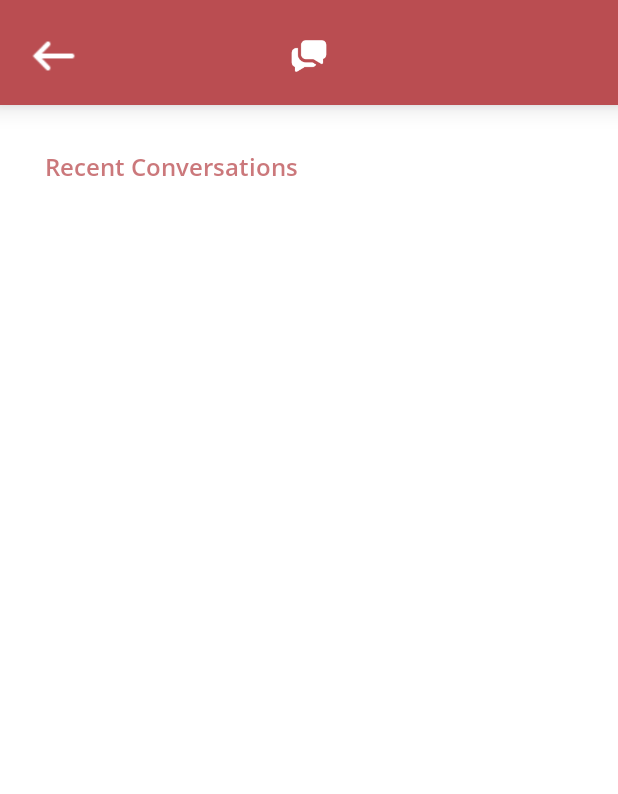
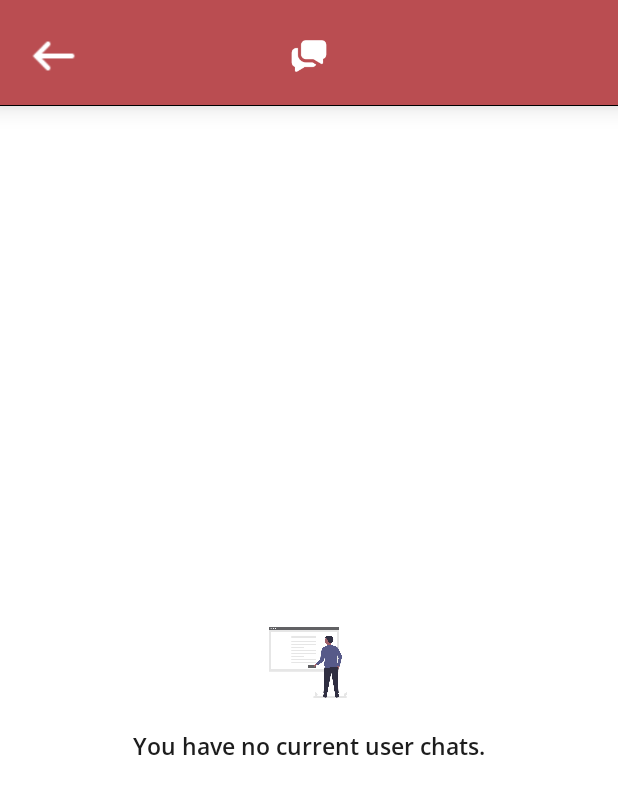
Before and after one commit to ElevinTech/MotorBroShop, an Android app: the ChatListActivity screen opened directly, with no data from a screen before it, on a phone screen of 412 x 824 dp. Shown: the top 794 px of the screen. Run offline under Robolectric (Android 15) with nearby library versions, the phone set to English and light mode, and no system bars; our stand-ins replace Firebase (no records; nobody signed in at launch, a user with empty details on screens opened directly); libraries missing offline, so code that uses them is left out: com.xwray.groupie; pictures from the network do not load; 3 statements that could not run were skipped.

Commit message:
- Added empty chat list layout

```diff
--- a/app/src/main/java/com/elevintech/motorbroshop/Chat/ChatListActivity.kt
+++ b/app/src/main/java/com/elevintech/motorbroshop/Chat/ChatListActivity.kt
@@ -76,6 +76,9 @@ class ChatListActivity : AppCompatActivity() {
 
             for ( snapshot in querysnapshot!!.documentChanges){
 
+                noDataLayout.visibility = View.GONE
+                reycler_view_chats.visibility = View.VISIBLE
+
                 if ( snapshot.type == DocumentChange.Type.ADDED ){
 
                     // get the chats
@@ -112,6 +115,11 @@ class ChatListActivity : AppCompatActivity() {
                     chatListAdapter.notifyItemMoved(oldPosition, newPosition) /* move the chat on the first row */
 
                 }
+            }
+
+            if (querysnapshot.isEmpty) {
+                noDataLayout.visibility = View.VISIBLE
+                reycler_view_chats.visibility = View.GONE
             }
 
         }
--- a/app/src/main/res/layout/activity_chat_list.xml
+++ b/app/src/main/res/layout/activity_chat_list.xml
@@ -1,9 +1,11 @@
 <?xml version="1.0" encoding="utf-8"?>
-<RelativeLayout xmlns:android="http://schemas.android.com/apk/res/android"
+<LinearLayout xmlns:android="http://schemas.android.com/apk/res/android"
     xmlns:app="http://schemas.android.com/apk/res-auto"
     xmlns:tools="http://schemas.android.com/tools"
     android:layout_width="match_parent"
     android:layout_height="match_parent"
+    android:orientation="vertical"
+    android:background="#fff"
     tools:context=".Chat.ChatListActivity">
 
     <androidx.appcompat.widget.Toolbar
@@ -36,6 +38,36 @@
     <View style="@style/horizontalLine"
         android:layout_below="@+id/toolbar"/>
 
+    <LinearLayout
+        android:id="@+id/noDataLayout"
+        android:layout_width="match_parent"
+        android:layout_height="match_parent"
+        android:orientation="vertical"
+        app:layout_constraintTop_toTopOf="parent"
+        app:layout_constraintStart_toStartOf="parent"
+        app:layout_constraintEnd_toEndOf="parent"
+        app:layout_constraintBottom_toBottomOf="parent"
+        android:visibility="visible"
+        android:gravity="center"
+        android:layout_marginTop="20dp">
+
+        <ImageView
+            android:id="@+id/imageView2"
+            android:layout_width="70dp"
+            android:layout_height="70dp"
+            app:srcCompat="@drawable/empty_image_one" />
+
+        <TextView
+            android:id="@+id/textView2"
+            android:layout_width="wrap_content"
+            android:layout_height="wrap_content"
+            android:textColor="@color/textColorBlack"
+            android:fontFamily="@font/open_sans_semibold"
+            android:layout_marginTop="10dp"
+            android:textSize="15sp"
+            android:text="You have no current user chats." />
+
+    </LinearLayout>
 
     <FrameLayout
         android:id="@+id/frame_layout"
@@ -78,4 +110,4 @@
         </androidx.core.widget.NestedScrollView>
 
     </FrameLayout>
-</RelativeLayout>
+</LinearLayout>
--- a/app/src/main/res/layout/activity_register_shop.xml
+++ b/app/src/main/res/layout/activity_register_shop.xml
@@ -200,7 +200,7 @@
                 <EditText
                     android:id="@+id/shopAddressEditText"
                     android:layout_width="0dp"
-                    android:layout_height="100dp"
+                    android:layout_height="80dp"
                     android:autoSizeMinTextSize="12sp"
                     android:maxLines="4"
                     android:layout_marginLeft="20dp"
@@ -210,9 +210,9 @@
                     android:inputType="textMultiLine"
                     android:lines="8"
                     android:minLines="6"
-
+                    android:hint="Click to select a location"
                     android:gravity="top|left"
-                    android:textSize="15sp"
+                    android:textSize="14sp"
                     android:fontFamily="@font/open_sans"
                     android:maxLength="90"
                     />
```
Also changed, not shown: app/src/main/java/com/elevintech/motorbroshop/SplashPage/SplashPageActivity.kt (+40 -3 lines).
